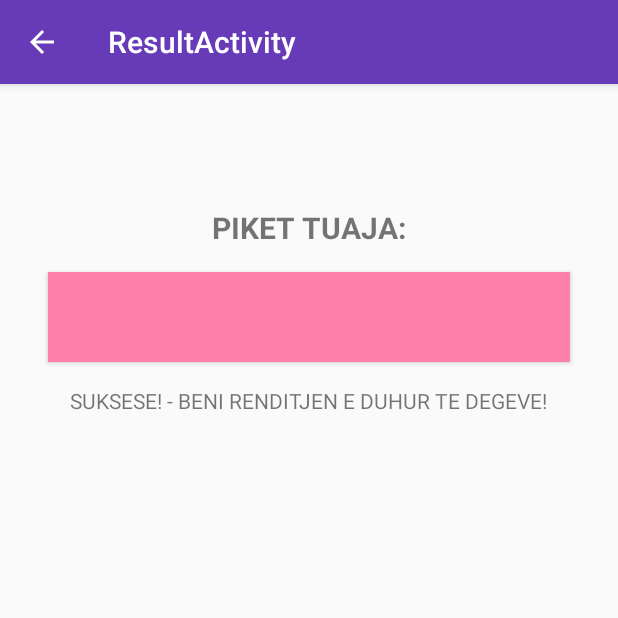
After one commit to fatjanhushi/MaturaAssist, an Android app: the ResultActivity screen opened directly, with no data from a screen before it, on a phone screen of 412 x 824 dp, the top half of it. The commit adds this screen. Run offline under Robolectric (Android 15) with nearby library versions, the phone set to English and light mode, and no system bars; our stand-ins replace AdMob.

Commit message:
App Version Name 1.2 Version Code 3 Added new activity for result Addes interstitial ad onbackpressed()

```diff
--- /dev/null
+++ b/app/src/main/java/com/fatjoni/droid/maturaassist/ResultActivity.java
@@ -0,0 +1,77 @@
+package com.fatjoni.droid.maturaassist;
+
+import android.content.Intent;
+import android.os.Handler;
+import android.support.v4.app.NavUtils;
+import android.support.v7.app.AppCompatActivity;
+import android.os.Bundle;
+import android.view.Menu;
+import android.view.MenuItem;
+import android.widget.TextView;
+
+import com.google.android.gms.ads.AdListener;
+import com.google.android.gms.ads.AdRequest;
+import com.google.android.gms.ads.AdView;
+import com.google.android.gms.ads.InterstitialAd;
+
+public class ResultActivity extends AppCompatActivity {
+    InterstitialAd mInterstitialAd;
+    AdRequest adRequest;
+
+    @Override
+    protected void onCreate(Bundle savedInstanceState) {
+        super.onCreate(savedInstanceState);
+        setContentView(R.layout.activity_result);
+
+        Intent intent = getIntent();
+        String message = intent.getStringExtra(MainActivity.INTENT_MESSAGE);
+
+        TextView result = (TextView) findViewById(R.id.tv_result);
+        result.setText(message);
+
+        mInterstitialAd = new InterstitialAd(this);
+        mInterstitialAd.setAdUnitId("ca-app-pub-1837256325017145/6718415019");
+
+        mInterstitialAd.setAdListener(new AdListener() {
+            @Override
+            public void onAdClosed() {
+                requestNewInterstitial();
+                NavUtils.navigateUpFromSameTask(ResultActivity.this);
+            }
+        });
+
+        requestNewInterstitial();
+
+       final AdView mAdView2 = (AdView) findViewById(R.id.adView2);
+        final Handler handler = new Handler();
+        handler.postDelayed(new Runnable() {
+            @Override
+            public void run() {
+                AdRequest adRequest = new AdRequest.Builder().addTestDevice(MainActivity.DEVICE_ID).build();
+                mAdView2.loadAd(adRequest);
+                mAdView2.bringToFront();
+            }
+        }, 500);
+
+
+    }
+
+    @Override
+    public void onBackPressed() {
+        if (mInterstitialAd.isLoaded()) {
+            mInterstitialAd.show();
+        } else {
+            super.onBackPressed();
+        }
+    }
+
+    private void requestNewInterstitial() {
+        AdRequest adRequest = new AdRequest.Builder()
+                .addTestDevice("SEE_YOUR_LOGCAT_TO_GET_YOUR_DEVICE_ID")
+                .addTestDevice(MainActivity.DEVICE_ID)
+                .build();
+
+        mInterstitialAd.loadAd(adRequest);
+    }
+
+}
--- /dev/null
+++ b/app/src/main/res/layout/activity_result.xml
@@ -0,0 +1,69 @@
+<RelativeLayout xmlns:android="http://schemas.android.com/apk/res/android"
+    xmlns:tools="http://schemas.android.com/tools"
+    android:layout_width="match_parent"
+    android:layout_height="match_parent"
+    xmlns:ads="http://schemas.android.com/apk/res-auto"
+    tools:context="com.fatjoni.droid.maturaassist.ResultActivity">
+
+    <LinearLayout
+        android:layout_alignParentTop="true"
+        android:layout_centerHorizontal="true"
+        android:layout_height="wrap_content"
+        android:layout_width="match_parent">
+
+        <com.google.android.gms.ads.AdView
+            ads:adSize="BANNER"
+            ads:adUnitId="@string/banner_ad_unit_id"
+            android:id="@+id/adView2"
+            android:layout_height="wrap_content"
+            android:layout_width="match_parent">
+        </com.google.android.gms.ads.AdView>
+    </LinearLayout>
+
+    <LinearLayout
+        android:layout_width="match_parent"
+        android:layout_height="match_parent"
+        android:orientation="vertical"
+        android:padding="16dp"
+        >
+        <TextView
+            android:layout_width="wrap_content"
+            android:layout_height="wrap_content"
+            android:layout_gravity="center_horizontal"
+            android:layout_marginTop="66dp"
+            android:text="@string/piket_tuaja"
+            android:textAllCaps="true"
+            android:textSize="20sp"
+            android:textStyle="bold" />
+        <FrameLayout
+            android:id="@+id/v_piket"
+            android:layout_width="match_parent"
+            android:layout_height="60dp"
+            android:layout_marginTop="16dp"
+            android:layout_marginBottom="16dp"
+            android:layout_marginLeft="16dp"
+            android:layout_marginRight="16dp"
+            android:background="@color/colorAccent"
+            android:elevation="2dp"
+            android:padding="10dp">
+
+            <TextView
+                android:id="@+id/tv_result"
+                android:layout_width="wrap_content"
+                android:layout_height="wrap_content"
+                android:layout_gravity="center_horizontal"
+                android:textColor="@android:color/black"
+                android:textSize="30sp"
+                android:textStyle="bold" />
+
+        </FrameLayout>
+
+        <TextView
+            android:layout_width="wrap_content"
+            android:layout_height="wrap_content"
+            android:layout_gravity="center_horizontal"
+            android:text="@string/success_message"
+            android:textAllCaps="true" />
+
+    </LinearLayout>
+</RelativeLayout>
--- a/app/src/main/res/values/strings.xml
+++ b/app/src/main/res/values/strings.xml
@@ -23,4 +23,7 @@
     <string name="hint_koeficienti_z2">Koeficienti i lendes me zgjedhje 2</string>
     <string name="hint_koeficienti_shkolles">Koeficienti i Shkolles</string>
     <string name="hint_btn_llogarit">Llogarit</string>
+    <string name="title_activity_result">ResultActivity</string>
+    <string name="piket_tuaja">Piket Tuaja:</string>
+    <string name="success_message">Suksese! - Beni renditjen e duhur te degeve!</string>
 </resources>
```
Also changed, not shown: app/build.gradle (+5 -3 lines), app/src/main/AndroidManifest.xml (+19 -7 lines), app/src/main/java/com/fatjoni/droid/maturaassist/MainActivity.java (+8 -6 lines), app/src/main/res/layout/activity_main.xml (+29 -30 lines), app/src/main/res/menu/menu_result.xml (added, +7 -0 lines), 1 other file.
